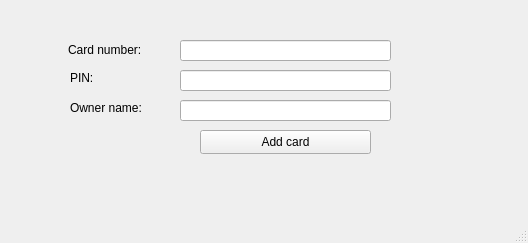
Above: BelBank/BelBank/Add_new_card.ui from BelBank/Bank before the change. Below: the same form after it.
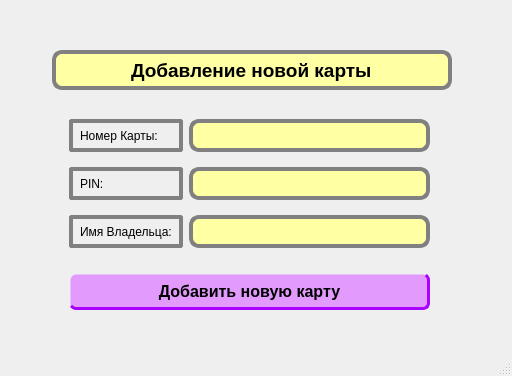
That is the form after the change.

What changed in the file:
```diff
--- a/BelBank/BelBank/Add_new_card.ui
+++ b/BelBank/BelBank/Add_new_card.ui
@@ -6,99 +6,293 @@
    <rect>
     <x>0</x>
     <y>0</y>
-    <width>528</width>
-    <height>243</height>
+    <width>512</width>
+    <height>376</height>
    </rect>
   </property>
   <property name="windowTitle">
    <string>MainWindow</string>
   </property>
   <widget class="QWidget" name="centralwidget">
-   <widget class="QLineEdit" name="LE_card_num">
+   <widget class="QWidget" name="gridLayoutWidget">
     <property name="geometry">
      <rect>
-      <x>180</x>
-      <y>40</y>
-      <width>211</width>
-      <height>21</height>
+      <x>69</x>
+      <y>119</y>
+      <width>361</width>
+      <height>191</height>
      </rect>
     </property>
+    <layout class="QGridLayout" name="gridLayout">
+     <item row="0" column="0">
+      <widget class="QLabel" name="label">
+       <property name="styleSheet">
+        <string notr="true">QFrame, QLabel, QToolTip {
+	font: 700 10pt &quot;Segoe UI&quot;;
+    border: 4px solid gray;
+    border-radius: 3px;
+    padding: 4px;
+}</string>
+       </property>
+       <property name="text">
+        <string>Номер Карты:</string>
+       </property>
+      </widget>
+     </item>
+     <item row="0" column="1">
+      <widget class="QLineEdit" name="LE_card_num">
+       <property name="font">
+        <font>
+         <pointsize>12</pointsize>
+        </font>
+       </property>
+       <property name="styleSheet">
+        <string notr="true">QLineEdit{
+    border: 4px solid gray;
+	    border-radius: 10px;
+    padding: 2px;
+	
+	background-color: rgb(255, 255, 164);
+    selection-background-color: darkgray;
+}
+
+QLineEdit[echoMode=&quot;2&quot;] {
+    lineedit-password-character: 9679;
+}</string>
+       </property>
+       <property name="text">
+        <string/>
+       </property>
+       <property name="alignment">
+        <set>Qt::AlignCenter</set>
+       </property>
+       <property name="readOnly">
+        <bool>false</bool>
+       </property>
+      </widget>
+     </item>
+     <item row="2" column="1">
+      <widget class="QLineEdit" name="LE_PIN">
+       <property name="font">
+        <font>
+         <pointsize>12</pointsize>
+        </font>
+       </property>
+       <property name="styleSheet">
+        <string notr="true">QLineEdit{
+    border: 4px solid gray;
+	    border-radius: 10px;
+    padding: 2px;
+	
+	background-color: rgb(255, 255, 164);
+    selection-background-color: darkgray;
+}
+
+QLineEdit[echoMode=&quot;2&quot;] {
+    lineedit-password-character: 9679;
+}</string>
+       </property>
+       <property name="text">
+        <string/>
+       </property>
+       <property name="echoMode">
+        <enum>QLineEdit::Password</enum>
+       </property>
+       <property name="alignment">
+        <set>Qt::AlignCenter</set>
+       </property>
+       <property name="readOnly">
+        <bool>false</bool>
+       </property>
+      </widget>
+     </item>
+     <item row="4" column="1">
+      <widget class="QLineEdit" name="LE_owner_name">
+       <property name="font">
+        <font>
+         <pointsize>12</pointsize>
+        </font>
+       </property>
+       <property name="styleSheet">
+        <string notr="true">QLineEdit{
+    border: 4px solid gray;
+	    border-radius: 10px;
+    padding: 2px;
+	
+	background-color: rgb(255, 255, 164);
+    selection-background-color: darkgray;
+}
+
+QLineEdit[echoMode=&quot;2&quot;] {
+    lineedit-password-character: 9679;
+}</string>
+       </property>
+       <property name="text">
+        <string/>
+       </property>
+       <property name="alignment">
+        <set>Qt::AlignCenter</set>
+       </property>
+       <property name="readOnly">
+        <bool>false</bool>
+       </property>
+      </widget>
+     </item>
+     <item row="4" column="0">
+      <widget class="QLabel" name="label_3">
+       <property name="styleSheet">
+        <string notr="true">QFrame, QLabel, QToolTip {
+	font: 700 10pt &quot;Segoe UI&quot;;
+    border: 4px solid gray;
+    border-radius: 3px;
+    padding: 4px;
+}</string>
+       </property>
+       <property name="text">
+        <string>Имя Владельца:</string>
+       </property>
+      </widget>
+     </item>
+     <item row="5" column="0">
+      <spacer name="verticalSpacer">
+       <property name="orientation">
+        <enum>Qt::Vertical</enum>
+       </property>
+       <property name="sizeHint" stdset="0">
+        <size>
+         <width>20</width>
+         <height>50</height>
+        </size>
+       </property>
+      </spacer>
+     </item>
+     <item row="3" column="1">
+      <spacer name="verticalSpacer_2">
+       <property name="orientation">
+        <enum>Qt::Vertical</enum>
+       </property>
+       <property name="sizeHint" stdset="0">
+        <size>
+         <width>20</width>
+         <height>40</height>
+        </size>
+       </property>
+      </spacer>
+     </item>
+     <item row="2" column="0">
+      <widget class="QLabel" name="label_2">
+       <property name="styleSheet">
+        <string notr="true">QFrame, QLabel, QToolTip {
+	font: 700 10pt &quot;Segoe UI&quot;;
+    border: 4px solid gray;
+    border-radius: 3px;
+    padding: 4px;
+}</string>
+       </property>
+       <property name="text">
+        <string>PIN:</string>
+       </property>
+      </widget>
+     </item>
+     <item row="6" column="0" colspan="2">
+      <widget class="QPushButton" name="PB_add_card">
+       <property name="font">
+        <font>
+         <pointsize>12</pointsize>
+         <bold>true</bold>
+        </font>
+       </property>
+       <property name="styleSheet">
+        <string notr="true">QPushButton {
+    background-color:  rgb(226, 154, 252);
+    border-style: solid;
+    border-width: 3px;
+       border-radius: 7px;
+    border-bottom-color: rgb(170, 0, 255);
+    border-right-color: rgb(170, 0, 255);
+    padding: 6px;
+}
+QPushButton:hover{
+	background-color: rgb(205, 105, 255);
+}
+QPushButton:pressed {
+background-color: rgb(191, 0, 255);
+    border-style: solid;
+	border-color:  rgb(226, 154, 252);
+
+}</string>
+       </property>
+       <property name="text">
+        <string>Добавить новую карту</string>
+       </property>
+      </widget>
+     </item>
+     <item row="1" column="1">
+      <spacer name="verticalSpacer_3">
+       <property name="orientation">
+        <enum>Qt::Vertical</enum>
+       </property>
+       <property name="sizeHint" stdset="0">
+        <size>
+         <width>20</width>
+         <height>40</height>
+        </size>
+       </property>
+      </spacer>
+     </item>
+    </layout>
    </widget>
-   <widget class="QLineEdit" name="LE_PIN">
+   <widget class="QLineEdit" name="lineEdit">
     <property name="geometry">
      <rect>
-      <x>180</x>
-      <y>70</y>
-      <width>211</width>
-      <height>21</height>
+      <x>52</x>
+      <y>50</y>
+      <width>400</width>
+      <height>40</height>
      </rect>
     </property>
-   </widget>
-   <widget class="QLabel" name="label">
-    <property name="geometry">
-     <rect>
-      <x>68</x>
-      <y>40</y>
-      <width>91</width>
-      <height>20</height>
-     </rect>
+    <property name="minimumSize">
+     <size>
+      <width>400</width>
+      <height>40</height>
+     </size>
     </property>
-    <property name="text">
-     <string>Card number:</string>
+    <property name="maximumSize">
+     <size>
+      <width>400</width>
+      <height>40</height>
+     </size>
     </property>
-   </widget>
-   <widget class="QLabel" name="label_2">
-    <property name="geometry">
-     <rect>
-      <x>70</x>
-      <y>70</y>
-      <width>49</width>
-      <height>16</height>
-     </rect>
+    <property name="font">
+     <font>
+      <pointsize>14</pointsize>
+      <bold>true</bold>
+     </font>
     </property>
-    <property name="text">
-     <string>PIN:</string>
+    <property name="styleSheet">
+     <string notr="true">QLineEdit{
+    border: 4px solid gray;
+	    border-radius: 10px;
+    padding: 2px;
+	
+	background-color: rgb(255, 255, 164);
+    selection-background-color: darkgray;
+}
+
+QLineEdit[echoMode=&quot;2&quot;] {
+    lineedit-password-character: 9679;
+}</string>
     </property>
-   </widget>
-   <widget class="QLabel" name="label_3">
-    <property name="geometry">
-     <rect>
-      <x>70</x>
-      <y>100</y>
-      <width>91</width>
-      <height>16</height>
-     </rect>
-    </property>
     <property name="text">
-     <string>Owner name:</string>
+     <string>Добавление новой карты</string>
     </property>
-   </widget>
-   <widget class="QLineEdit" name="LE_owner_name">
-    <property name="geometry">
-     <rect>
-      <x>180</x>
-      <y>100</y>
-      <width>211</width>
-      <height>21</height>
-     </rect>
+    <property name="alignment">
+     <set>Qt::AlignCenter</set>
     </property>
     <property name="readOnly">
      <bool>true</bool>
     </property>
    </widget>
-   <widget class="QPushButton" name="PB_add_card">
-    <property name="geometry">
-     <rect>
-      <x>200</x>
-      <y>130</y>
-      <width>171</width>
-      <height>24</height>
-     </rect>
-    </property>
-    <property name="text">
-     <string>Add card</string>
-    </property>
-   </widget>
   </widget>
   <widget class="QMenuBar" name="menubar">
    <property name="geometry">
```
Left out of the diff: 2 changed lines with no effect on the pictures.
